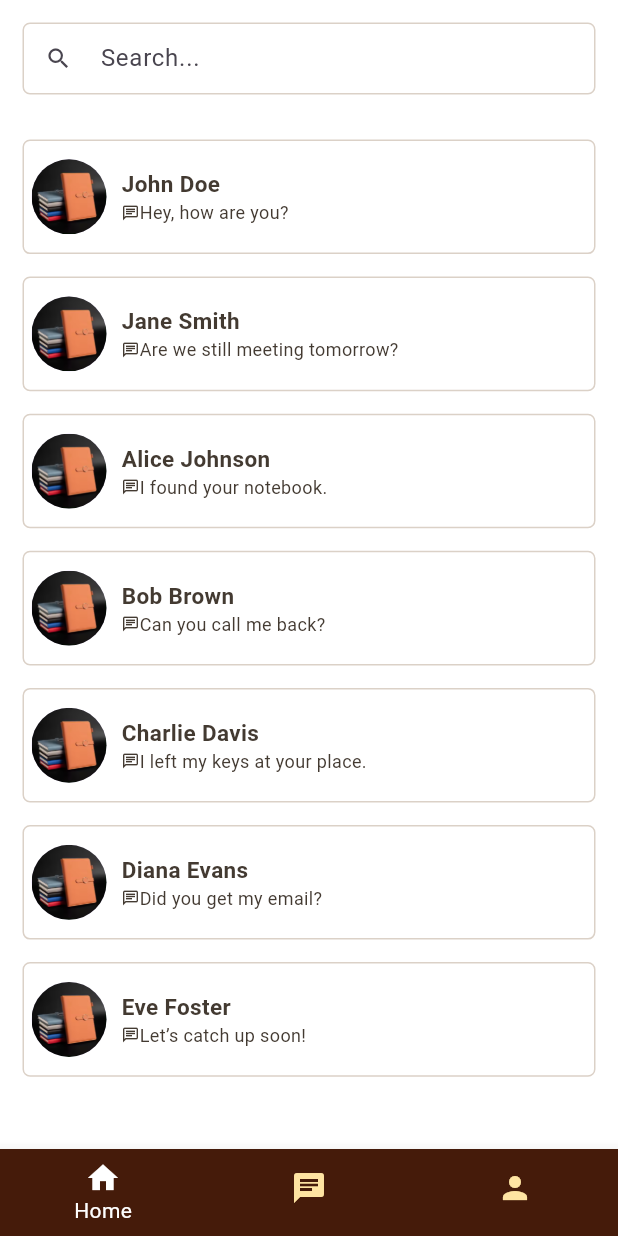
After one commit to yappanthony/Findr, a Flutter app: the Chatlist screen opened by its route, on a phone screen of 412 x 824 dp. The commit adds this screen. Run offline on Flutter 3.47's test engine with Material 3 defaults, Android fonts, the light colour scheme and no system bars; our stand-ins replace font_awesome_flutter, google_sign_in, simple_gradient_text, supabase_flutter; accounts and stored records are empty.

Commit message:
chatlist

```diff
--- a/lib/main.dart
+++ b/lib/main.dart
@@ -1,3 +1,5 @@
+import 'package:findr/screens/chat.dart';
+import 'package:findr/screens/chatlist.dart';
 import 'package:findr/screens/details.dart';
 import 'package:findr/screens/login.dart';
 import 'package:findr/screens/home.dart';
@@ -36,11 +38,13 @@ class MainApp extends StatelessWidget {
       ),
       debugShowCheckedModeBanner: false,
       title: 'Findr',
-      initialRoute: '/home',
+      initialRoute: '/chat',
       routes: {
         '/': (context) => const Login(),
         '/home': (context) => const Home(),
         '/details': (context) => const Details(),
+        '/chatlist': (context) => const Chatlist(),
+        '/chat': (context) => const Chat(),
       },
     );
   }
--- /dev/null
+++ b/lib/screens/chatlist.dart
@@ -0,0 +1,133 @@
+import 'package:findr/widgets/navbar.dart';
+import 'package:flutter/material.dart';
+import 'package:supabase_flutter/supabase_flutter.dart';
+
+final supabase = Supabase.instance.client;
+
+final user = supabase.auth.currentUser;
+final fullName = user?.userMetadata?['full_name'];
+
+class Chatlist extends StatelessWidget {
+  const Chatlist({super.key});
+
+  final List<Map<String, dynamic>> gridData = const [
+    {'avatar': 'assets/image.png', 'name': 'John Doe', 'chat': 'Hey, how are you?'},
+    {'avatar': 'assets/image.png', 'name': 'Jane Smith', 'chat': 'Are we still meeting tomorrow?'},
+    {'avatar': 'assets/image.png', 'name': 'Alice Johnson', 'chat': 'I found your notebook.'},
+    {'avatar': 'assets/image.png', 'name': 'Bob Brown', 'chat': 'Can you call me back?'},
+    {'avatar': 'assets/image.png', 'name': 'Charlie Davis', 'chat': 'I left my keys at your place.'},
+    {'avatar': 'assets/image.png', 'name': 'Diana Evans', 'chat': 'Did you get my email?'},
+    {'avatar': 'assets/image.png', 'name': 'Eve Foster', 'chat': 'Let’s catch up soon!'},
+  ];
+
+  @override
+  Widget build(BuildContext context) {
+    return Scaffold(
+      bottomNavigationBar: BottomNavBar(),
+      body: SizedBox(
+        width: double.infinity,
+        child: Column(
+          mainAxisAlignment: MainAxisAlignment.center,
+          crossAxisAlignment: CrossAxisAlignment.center,
+          children: [
+            Padding(
+              padding: const EdgeInsets.symmetric(horizontal: 15,vertical: 15),
+                child: TextField(
+                decoration: InputDecoration(
+                  hintText: 'Search...',
+                  prefixIcon: const Icon(Icons.search),
+                  filled: true,
+                  fillColor: Colors.white,
+                  enabledBorder: OutlineInputBorder(
+                    borderRadius: BorderRadius.circular(5),
+                    borderSide: BorderSide(color: const Color(0xFF96775A).withOpacity(.34)),
+                  ),
+                  focusedBorder: OutlineInputBorder(
+                    borderRadius: BorderRadius.circular(5),
+                    borderSide: BorderSide(color: const Color(0xFF96775A).withOpacity(.34)),
+                  ),
+                  contentPadding: const EdgeInsets.symmetric(vertical: 10),
+                  isDense: true,
+                ),
+                ),
+            ),
+            Expanded(
+                child: GridView.builder(
+                padding: const EdgeInsets.all(15),
+                gridDelegate: const SliverGridDelegateWithFixedCrossAxisCount(
+                  crossAxisCount: 1,
+                  crossAxisSpacing: 15,
+                  mainAxisSpacing: 15,
+                  childAspectRatio: 5, // Adjust this value to control the height
+                ),
+                itemCount: gridData.length,
+                itemBuilder: (context, index) {
+                  final item = gridData[index];
+                  return GestureDetector(
+                    onTap: () {
+                      Navigator.pushNamed(context, '/chat');
+                    },
+                    child: Container(
+                      padding: const EdgeInsets.all(0),
+                      decoration: BoxDecoration(
+                        borderRadius: BorderRadius.circular(5),
+                        border: Border.all(color: const Color(0xFF96775A).withOpacity(.34)),
+                        color: Colors.white,
+                      ),
+                      child: Row(
+                        mainAxisAlignment: MainAxisAlignment.start,
+                        crossAxisAlignment: CrossAxisAlignment.center,
+                        children: [
+                          const Padding(
+                            padding: EdgeInsets.all(5),
+                            child: CircleAvatar(
+                              radius: 25,
+                              backgroundImage: AssetImage('assets/image.png'),
+                            ),
+                          ),
+                          Column(
+                            mainAxisAlignment: MainAxisAlignment.center,
+                            crossAxisAlignment: CrossAxisAlignment.start,
+                            children: [
+                              Padding(
+                                padding: const EdgeInsets.fromLTRB(5, 0, 0, 0),
+                                child: Text(
+                                  item['name'],
+                                  style: const TextStyle(
+                                  fontSize: 15,
+                                  fontWeight: FontWeight.bold,
+                                  color: Color.fromARGB(1000, 48, 38, 29),
+                                  ),
+                                ),
+                              ),
+                              Padding(
+                                padding: const EdgeInsets.fromLTRB(5, 0, 0, 0),
+                                child: Row(
+                                  children: [
+                                    const Icon(Icons.chat_outlined, size: 12,color: Color.fromARGB(1000, 48, 38, 29),),
+                                     Text(
+                                      item['chat'],
+                                      style: const TextStyle(
+                                      fontSize: 12,
+                                      fontWeight: FontWeight.w400,
+                                      color: Color.fromARGB(1000, 48, 38, 29),
+                                      ),
+                                    ),
+                                  ],
+                                ),
+                              ),
+                            ],
+                          ),
+                        ],
+                      ),
+                    ),
+                  );
+                },
+              ),
+            ),
+          ],
+        ),
+      ),
+    );
+  }
+}
```
Also changed, not shown: lib/screens/chat.dart (added, +31 -0 lines), lib/screens/login.dart (+100 -4 lines).
